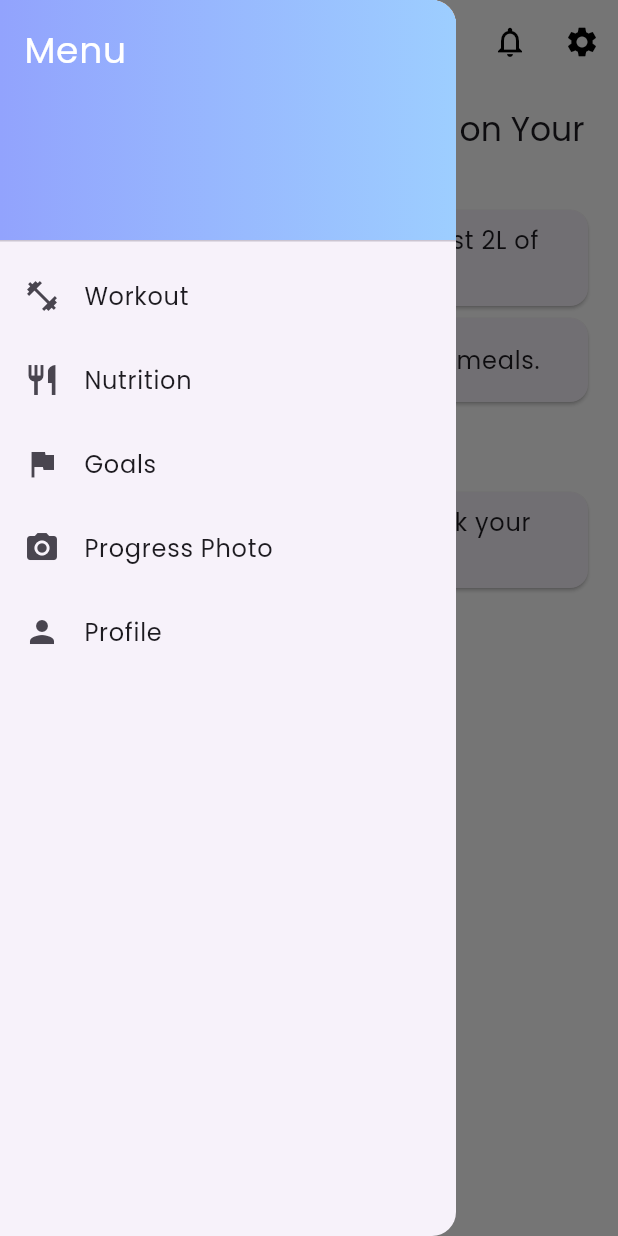
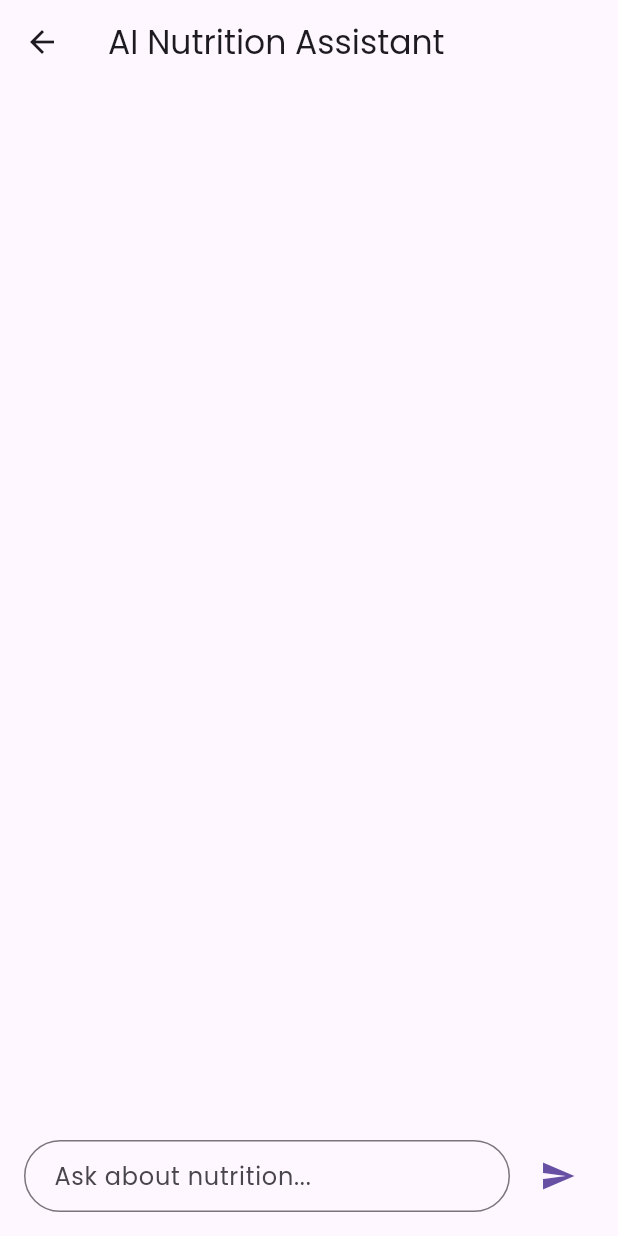
Before and after one commit to TheHiddenDeveloper/AfroFit, a Flutter app: the DashboardScreen screen opened by its route, in the side drawer, after a tap on "Nutrition", on a phone screen of 412 x 824 dp. Run offline on Flutter 3.47's test engine with Material 3 defaults, Android fonts, the phone set to English and light mode, and no system bars; our stand-ins replace animated_toggle_switch, carousel_slider, cloud_firestore, firebase_auth, firebase_core, fl_chart and 9 more; missing offline and left inert: dotted_dashed_line, flutter_facebook_auth, simple_animation_progress_bar; accounts and stored records are empty; key blocks and very long unbroken strings in the code were emptied for the run.

Commit message:
13. Constructed Nutrition Management using Gemini API.

```diff
--- a/lib/main.dart
+++ b/lib/main.dart
@@ -1,6 +1,7 @@
 import 'package:firebase_core/firebase_core.dart';
 import 'package:fitnessapp/controllers/user_controller.dart';
 import 'package:flutter/material.dart';
+import 'package:flutter_dotenv/flutter_dotenv.dart';
 import 'package:get/get.dart'; // 👈 Import GetX
 import 'package:fitnessapp/routes.dart';
 import 'package:fitnessapp/utils/app_colors.dart';
@@ -9,6 +10,7 @@ import 'package:fitnessapp/view/splash/splash_screen.dart';
 void main() async {
   WidgetsFlutterBinding.ensureInitialized();
   await Firebase.initializeApp();
+  await dotenv.load(fileName: ".env"); // Load environment variables
   Get.put(UserController());
   runApp(const MyApp());
 }
--- a/lib/routes.dart
+++ b/lib/routes.dart
@@ -14,6 +14,8 @@ import 'package:fitnessapp/view/signup/signup_screen.dart';
 import 'package:fitnessapp/view/welcome/welcome_screen.dart';
 import 'package:fitnessapp/view/workout_schedule_view/workout_schedule_view.dart';
 import 'package:fitnessapp/view/your_goal/your_goal_screen.dart';
+import 'package:fitnessapp/view/workout/workout_screen.dart';
+import 'package:fitnessapp/view/nutrition/nutrition_screen.dart';
 
 final List<GetPage> appRoutes = [
   GetPage(name: SplashScreen.routeName, page: () => const SplashScreen()),
@@ -31,5 +33,8 @@ final List<GetPage> appRoutes = [
   GetPage(name: WorkoutScheduleView.routeName, page: () => const WorkoutScheduleView()),
   GetPage(name: EditProfileScreen.routeName, page: () => EditProfileScreen()),
   GetPage(name: UserProfile.routeName, page: () => const UserProfile()),
+  GetPage(name: WorkoutScreen.routeName, page: () => const WorkoutScreen()),
+
+  GetPage(name: NutritionScreen.routeName, page: () => const NutritionScreen()),
 
 ];
--- a/lib/view/dashboard/dashboard_screen.dart
+++ b/lib/view/dashboard/dashboard_screen.dart
@@ -60,7 +60,7 @@ class _DashboardScreenState extends State<DashboardScreen> {
               leading: const Icon(Icons.restaurant),
               title: const Text('Nutrition'),
               onTap: () {
-                Navigator.pushNamed(context, '/nutrition');
+                Get.toNamed(NutritionScreen.routeName);
               },
             ),
             ListTile(
--- a/lib/view/nutrition/nutrition_screen.dart
+++ b/lib/view/nutrition/nutrition_screen.dart
@@ -0,0 +1,21 @@
+import 'package:fitnessapp/view/nutrition/widgets/gemini_chat_widget.dart';
+import 'package:flutter/material.dart';
+
+class NutritionScreen extends StatelessWidget {
+  const NutritionScreen({super.key});
+
+  static const String routeName = "/NutritionScreen";
+
+  @override
+  Widget build(BuildContext context) {
+    return Scaffold(
+      appBar: AppBar(
+        title: const Text("AI Nutrition Assistant"),
+      ),
+      body: Padding(
+        padding: const EdgeInsets.all(16.0),
+        child: GeminiChatWidget(),
+      ),
+    );
+  }
+}
--- /dev/null
+++ b/lib/view/nutrition/widgets/gemini_chat_widget.dart
@@ -0,0 +1,138 @@
+import 'package:flutter/material.dart';
+import 'package:fitnessapp/services/gemini_service.dart';
+
+class GeminiChatWidget extends StatefulWidget {
+  const GeminiChatWidget({super.key});
+
+  @override
+  State<GeminiChatWidget> createState() => _GeminiChatWidgetState();
+}
+
+class _GeminiChatWidgetState extends State<GeminiChatWidget> {
+  final TextEditingController _controller = TextEditingController();
+  final ScrollController _scrollController = ScrollController();
+  final GeminiService _geminiService = GeminiService();
+
+  final List<_ChatMessage> _messages = [];
+  bool _loading = false;
+
+  void _askGemini() async {
+    final query = _controller.text.trim();
+    if (query.isEmpty) return;
+
+    setState(() {
+      _messages.add(_ChatMessage(text: query, isUser: true));
+      _messages.add(_ChatMessage(text: "", isUser: false)); // placeholder for AI response
+      _loading = true;
+    });
+
+    _controller.clear();
+
+    // Start streaming
+    await for (final chunk
+        in _geminiService.streamNutritionAdvice(query)) {
+      setState(() {
+        _messages.last =
+            _ChatMessage(text: _messages.last.text + chunk, isUser: false);
+      });
+
+      // Auto-scroll as text grows
+      Future.delayed(const Duration(milliseconds: 50), () {
+        if (_scrollController.hasClients) {
+          _scrollController.animateTo(
+            _scrollController.position.maxScrollExtent,
+            duration: const Duration(milliseconds: 200),
+            curve: Curves.easeOut,
+          );
+        }
+      });
+    }
+
+    setState(() {
+      _loading = false;
+    });
+  }
+
+  @override
+  Widget build(BuildContext context) {
+    return Column(
+      children: [
+        // Chat messages
+        Expanded(
+          child: ListView.builder(
+            controller: _scrollController,
+            padding: const EdgeInsets.symmetric(vertical: 8, horizontal: 12),
+            itemCount: _messages.length,
+            itemBuilder: (context, index) {
+              final msg = _messages[index];
+              return Align(
+                alignment:
+                    msg.isUser ? Alignment.centerRight : Alignment.centerLeft,
+                child: Container(
+                  margin: const EdgeInsets.symmetric(vertical: 4),
+                  padding: const EdgeInsets.all(12),
+                  constraints: BoxConstraints(
+                    maxWidth: MediaQuery.of(context).size.width * 0.75,
+                  ),
+                  decoration: BoxDecoration(
+                    color: msg.isUser
+                        ? Theme.of(context).colorScheme.primary
+                        : Colors.grey.shade200,
+                    borderRadius: BorderRadius.circular(12),
+                  ),
+                  child: Text(
+                    msg.text,
+                    style: TextStyle(
+                      color: msg.isUser ? Colors.white : Colors.black87,
+                      fontSize: 16,
+                    ),
+                  ),
+                ),
+              );
+            },
+          ),
+        ),
+
+        // Input field
+        SafeArea(
+          child: Row(
+            children: [
+              Expanded(
+                child: TextField(
+                  controller: _controller,
+                  minLines: 1,
+                  maxLines: 5,
+                  decoration: InputDecoration(
+                    hintText: 'Ask about nutrition...',
+                    contentPadding:
+                        const EdgeInsets.symmetric(horizontal: 16, vertical: 12),
+                    border: OutlineInputBorder(
+                      borderRadius: BorderRadius.circular(24),
+                    ),
+                  ),
+                ),
+              ),
+              const SizedBox(width: 8),
+              _loading
+                  ? const Padding(
+                      padding: EdgeInsets.all(8.0),
+                      child: CircularProgressIndicator(strokeWidth: 2),
+                    )
+                  : IconButton(
+                      icon: const Icon(Icons.send),
+                      color: Theme.of(context).colorScheme.primary,
+                      onPressed: _askGemini,
+                    ),
+            ],
+          ),
+        ),
+      ],
+    );
+  }
+}
+
+class _ChatMessage {
+  final String text;
+  final bool isUser;
+  _ChatMessage({required this.text, required this.isUser});
+}
--- a/pubspec.yaml
+++ b/pubspec.yaml
@@ -53,6 +53,9 @@ dependencies:
   get: ^4.7.2
   shared_preferences: ^2.2.0
   cloud_firestore: ^5.6.9
+  google_generative_ai: ^0.2.2
+
+  flutter_dotenv: ^5.0.2
 
 
 dev_dependencies:
@@ -81,6 +84,7 @@ flutter:
   assets:
      - assets/images/
      - assets/icons/
+     - .env
 
   # An image asset can refer to one or more resolution-specific "variants", see
   # https://flutter.dev/assets-and-images/#resolution-aware
```
Also changed, not shown: lib/services/gemini_service.dart (added, +21 -0 lines), lib/view/workout/advanced_workout_screen.dart (added, +13 -0 lines), lib/view/workout/beginner_workout_screen.dart (added, +13 -0 lines), lib/view/workout/intermediate_workout_screen.dart (added, +13 -0 lines), lib/view/workout/widgets/advanced_widget.dart (added, +15 -0 lines), lib/view/workout/widgets/beginner_widget.dart (added, +15 -0 lines), lib/view/workout/widgets/intermediate_widget.dart (added, +15 -0 lines), lib/view/workout/workout_screen.dart (+36 -0 lines), pubspec.lock, 1 other file.
